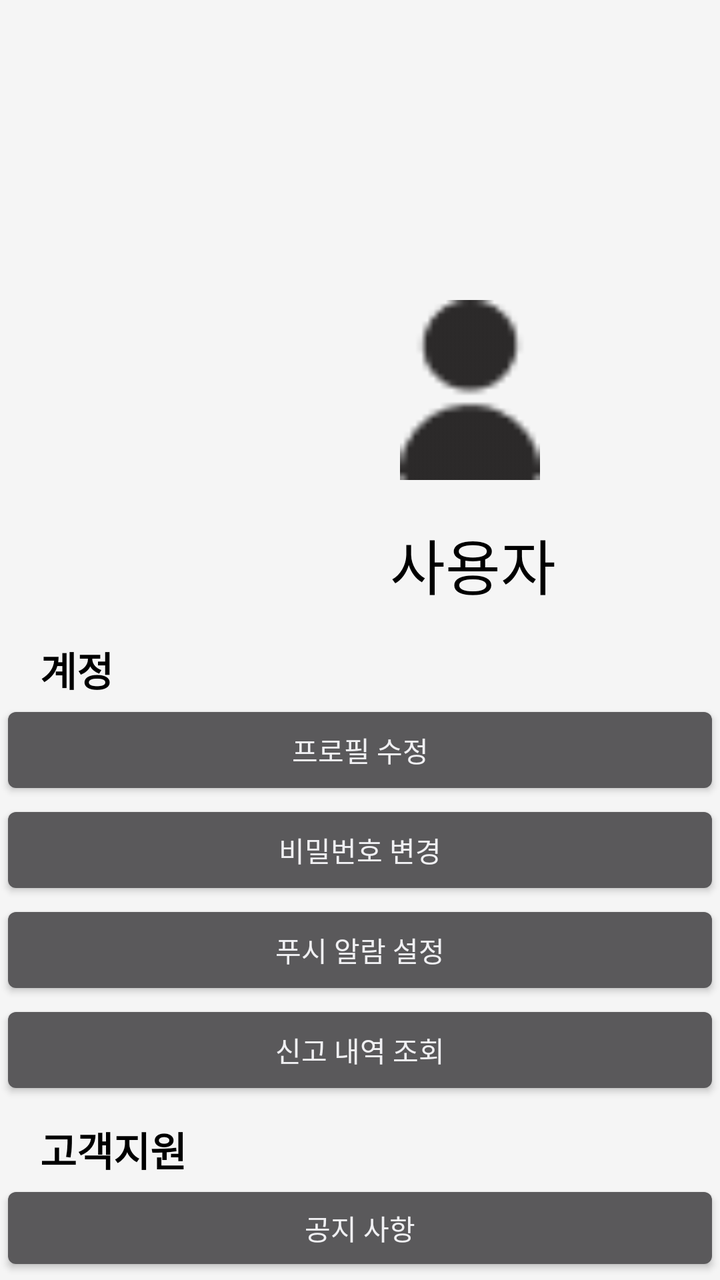
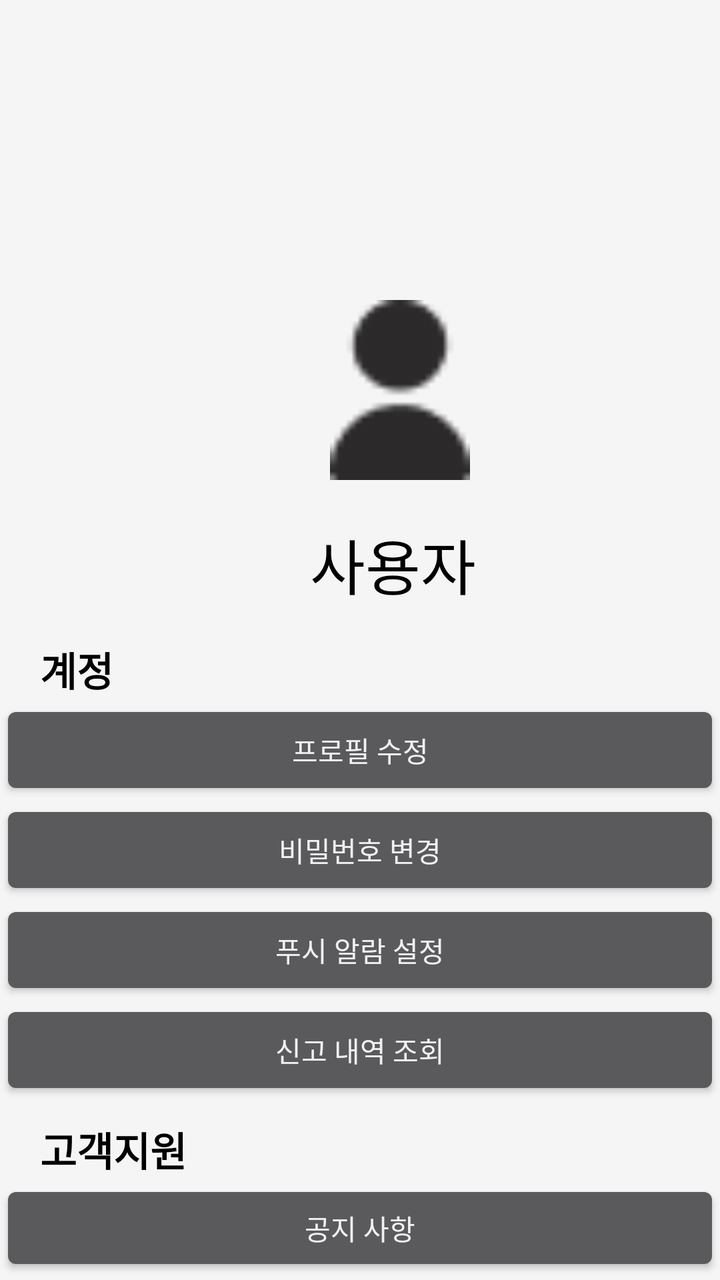

Before-and-after screenshots of an Android layout around one commit, followed by the original layout XML and the change that was made.
<!-- AndroidManifest.xml: application theme android:Theme.DeviceDefault -->
<!-- res/layout/activity_my_page.xml -->
<?xml version="1.0" encoding="utf-8"?>
<FrameLayout xmlns:android="http://schemas.android.com/apk/res/android"
    xmlns:app="http://schemas.android.com/apk/res-auto"
    xmlns:tools="http://schemas.android.com/tools"
    android:id="@+id/main"
    android:background="#F5F5F5"
    android:layout_width="match_parent"
    android:layout_height="match_parent"
    tools:context=".my_page">

    <TextView
        android:id="@+id/name"
        android:layout_width="wrap_content"
        android:layout_height="wrap_content"
        android:text="사용자"
        android:layout_marginTop="260dp"
        android:layout_marginLeft="195dp"
        android:textColor="@color/black"
        android:textSize="30dp"/>

    <ImageView
        android:layout_width="70dp"
        android:layout_height="90dp"
        android:layout_marginLeft="200dp"
        android:layout_marginTop="150dp"
        android:background="@drawable/people"/>

    <TextView
        android:layout_width="wrap_content"
        android:layout_height="wrap_content"
        android:text="계정"
        android:textColor="@color/black"
        android:textSize="20dp"
        android:textStyle="bold"
        android:layout_marginLeft="20dp"
        android:layout_marginTop="320dp"/>

    <Button
        android:layout_width="match_parent"
        android:layout_height="50dp"
        android:layout_marginTop="350dp"
        android:text="프로필 수정"/>

    <Button
        android:layout_width="match_parent"
        android:layout_height="50dp"
        android:layout_marginTop="400dp"
        android:text="비밀번호 변경"/>

    <Button
        android:layout_width="match_parent"
        android:layout_height="50dp"
        android:layout_marginTop="450dp"
        android:text="푸시 알람 설정"/>

    <Button
        android:layout_width="match_parent"
        android:layout_height="50dp"
        android:layout_marginTop="500dp"
        android:text="신고 내역 조회"/>

    <TextView
        android:layout_width="wrap_content"
        android:layout_height="wrap_content"
        android:text="고객지원"
        android:textSize="20dp"
        android:textColor="@color/black"
        android:layout_marginTop="560dp"
        android:layout_marginLeft="20dp"
        android:textStyle="bold"/>

    <Button
        android:layout_width="match_parent"
        android:layout_height="wrap_content"
        android:text="공지 사항"
        android:layout_marginTop="590dp"/>

    <Button
        android:layout_width="match_parent"
        android:layout_height="wrap_content"
        android:text="1 : 1 문의"
        android:layout_marginTop="640dp"/>

    <Button
        android:layout_width="match_parent"
        android:layout_height="wrap_content"
        android:text="고객 센터"
        android:layout_marginTop="690dp"/>

    <Button
        android:layout_width="match_parent"
        android:layout_height="wrap_content"
        android:text="환경설정"
        android:layout_marginTop="740dp"/>

    <Button
        android:id="@+id/home"
        android:layout_width="35dp"
        android:layout_height="35dp"
        android:background="@drawable/home"
        android:layout_marginLeft="80dp"
        android:layout_marginTop="825dp"/>

    <Button
        android:id="@+id/chartPic"
        android:layout_width="35dp"
        android:layout_height="35dp"
        android:background="@drawable/chartPic"
        android:layout_marginLeft="190dp"
        android:layout_marginTop="825dp"/>

    <Button
        android:layout_width="35dp"
        android:layout_height="40dp"
        android:layout_marginTop="825dp"
        android:layout_marginLeft="300dp"
        android:background="@drawable/people"/>

</FrameLayout>
<!-- resources referenced by this layout -->
<resources>
  <color name="black">#FF000000</color>
  <!-- drawable chartPic: png bitmap (drawable, 466 bytes) -->
  <!-- drawable home: png bitmap (drawable, 634 bytes) -->
  <!-- drawable people: png bitmap (drawable, 570 bytes) -->
</resources>

<!-- the commit's change to res/layout/activity_my_page.xml (unified diff, before → after) -->
@@ -14,14 +14,14 @@
         android:layout_height="wrap_content"
         android:text="사용자"
         android:layout_marginTop="260dp"
-        android:layout_marginLeft="195dp"
+        android:layout_marginLeft="155dp"
         android:textColor="@color/black"
         android:textSize="30dp"/>
 
     <ImageView
         android:layout_width="70dp"
         android:layout_height="90dp"
-        android:layout_marginLeft="200dp"
+        android:layout_marginLeft="165dp"
         android:layout_marginTop="150dp"
         android:background="@drawable/people"/>
 
@@ -105,11 +105,12 @@
         android:id="@+id/chartPic"
         android:layout_width="35dp"
         android:layout_height="35dp"
-        android:background="@drawable/chartPic"
+        android:background="@drawable/chartpic"
         android:layout_marginLeft="190dp"
         android:layout_marginTop="825dp"/>
 
     <Button
+        android:id="@+id/my_page_go"
         android:layout_width="35dp"
         android:layout_height="40dp"
         android:layout_marginTop="825dp"
<!-- resource entries referenced after the edit -->
@@ -1,7 +1,7 @@
 <!-- resources referenced by this layout -->
 <resources>
   <color name="black">#FF000000</color>
-  <!-- drawable chartPic: png bitmap (drawable, 466 bytes) -->
+  <!-- drawable chartpic: png bitmap (drawable, 466 bytes) -->
   <!-- drawable home: png bitmap (drawable, 634 bytes) -->
   <!-- drawable people: png bitmap (drawable, 570 bytes) -->
 </resources>
